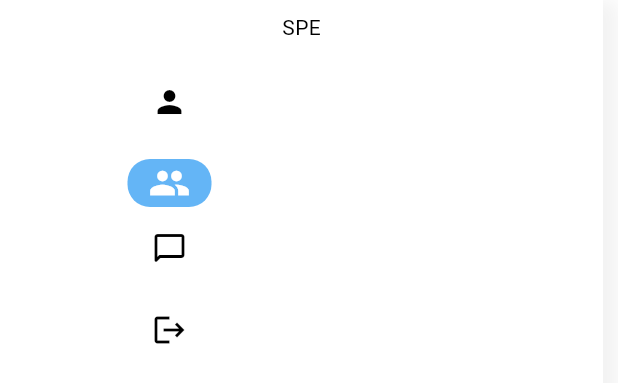
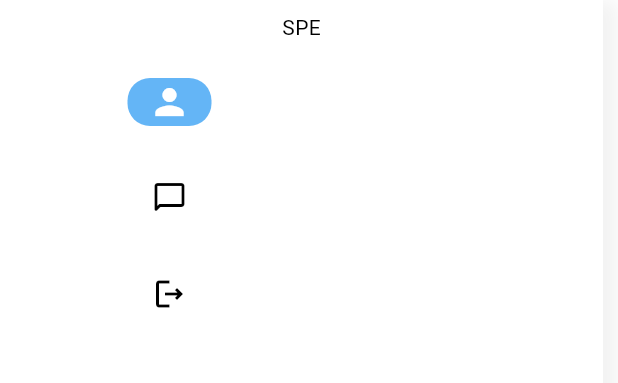
Before and after one commit to chashkovdaniil/spe, a Flutter app: the NaviPage widget shown alone on an empty page, opened directly, after a tap on "Мой профиль", on a phone screen of 412 x 824 dp. Shown: the top 383 px of the screen. Run offline on Flutter 3.47's test engine with Material 2 defaults, Android fonts, the light colour scheme and no system bars; our stand-ins replace cloud_firestore, dropdown_search, file_picker, firebase_auth, firebase_core, firebase_storage and 5 more; missing offline and left inert: firebase_ui_auth, firebase_ui_localizations, firebase_ui_oauth_google; accounts and stored records are empty.

Commit message:
fix rules

```diff
--- a/lib/modules/main/navi_page.dart
+++ b/lib/modules/main/navi_page.dart
@@ -14,6 +14,32 @@ class NaviPage extends HookConsumerWidget {
     final navigatorProvider = ref.watch(AppProvider.navigatorProvider);
     final selectedTab = ref.watch(AppProvider.appStateHolder
         .select((state) => state.selectedNavigationTab));
+    final currentUserIsAdmin = ref.watch(AppProvider.appStateHolder
+        .select((value) => value.professionalMember?.role.isAdmin ?? false));
+
+    final panels = [
+      {
+        'id': NavigationTabs.profile,
+        'icon': Icons.person,
+        'title': 'Мой профиль',
+      },
+      if (currentUserIsAdmin)
+        {
+          'id': NavigationTabs.members,
+          'icon': Icons.people,
+          'title': 'Участники',
+        },
+      {
+        'id': NavigationTabs.chats,
+        'icon': Icons.messenger_outline_rounded,
+        'title': 'Чаты',
+      },
+      {
+        'id': NavigationTabs.logout,
+        'icon': Icons.logout_outlined,
+        'title': 'Выйти',
+      },
+    ];
 
     return Container(
       margin: const EdgeInsets.only(right: 10),
@@ -33,35 +59,50 @@ class NaviPage extends HookConsumerWidget {
           "SPE",
           style: Theme.of(context).appBarTheme.titleTextStyle,
         ),
-        destinations: const [
-          NavigationRailDestination(
-            icon: Icon(Icons.person),
-            label: Text('Мой профиль'),
-            padding: EdgeInsets.all(10),
-          ),
-          NavigationRailDestination(
-            icon: Icon(Icons.people),
-            label: Text('Участники'),
-          ),
-          NavigationRailDestination(
-            icon: Icon(Icons.messenger_outline_rounded),
-            label: Text('Чаты'),
-          ),
-          NavigationRailDestination(
-            icon: Icon(Icons.logout),
-            label: Text('Выход'),
-            padding: EdgeInsets.all(10),
-          ),
+        destinations: [
+          ...panels.map((panel) {
+            return NavigationRailDestination(
+              icon: Icon(panel['icon'] as IconData),
+              label: Text(panel['title'] as String),
+              padding: EdgeInsets.all(10),
+            );
+          }),
+          // NavigationRailDestination(
+          //   icon: Icon(Icons.person),
+          //   label: Text('Мой профиль'),
+          //   padding: EdgeInsets.all(10),
+          // ),
+          // if (currentUserIsAdmin)
+          //   NavigationRailDestination(
+          //     icon: Icon(Icons.people),
+          //     label: Text('Участники'),
+          //   ),
+          // NavigationRailDestination(
+          //   icon: Icon(Icons.messenger_outline_rounded),
+          //   label: Text('Чаты'),
+          // ),
+          // NavigationRailDestination(
+          //   icon: Icon(Icons.logout),
+          //   label: Text('Выход'),
+          //   padding: EdgeInsets.all(10),
+          // ),
         ],
-        selectedIndex: selectedTab.index,
+        selectedIndex: panels
+            .indexWhere((element) => element['id'] == selectedTab)
+            .clamp(0, panels.length - 1),
         onDestinationSelected: (index) {
-          final selectedTab = NavigationTabs.values[index];
+          final selectedTab = panels[index]['id'];
 
           switch (selectedTab) {
             case NavigationTabs.profile:
               navigatorProvider.openProfile();
             case NavigationTabs.members:
-              navigatorProvider.openProfessionalMembers();
+              if (currentUserIsAdmin) {
+                navigatorProvider.openProfessionalMembers();
+              } else {
+                continue chats;
+              }
+            chats:
             case NavigationTabs.chats:
               navigatorProvider.openChats();
             case NavigationTabs.logout:
```
Also changed, not shown: lib/core/navigator_provider.dart (+22 -12 lines), lib/modules/main/main_page.dart (+7 -4 lines), lib/modules/professional_members/view/professional_member_page.dart (+10 -7 lines), 1 other file.
